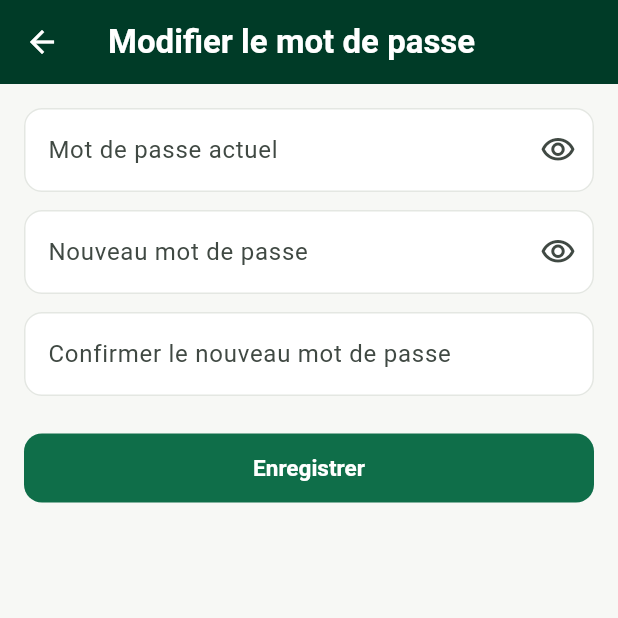
After one commit to tchioffouosamuel-coder/auditronx, a Flutter app: the HomeScreen screen opened directly, after a tap on the "lock outline" icon, on a phone screen of 412 x 824 dp, the top half of it. The commit adds this screen. Run offline on Flutter 3.47's test engine with Material 3 defaults, Android fonts, the light colour scheme and no system bars; our stand-ins replace connectivity_plus, file_picker, firebase_core, firebase_messaging, fl_chart, flutter_blue_plus and 3 more; missing offline and left inert: mobile_scanner; accounts and stored records are empty; network calls fail.

Commit message:
feat: Implement self-service password change functionality for users and admins

```diff
--- /dev/null
+++ b/mobile/lib/screens/change_password_screen.dart
@@ -0,0 +1,146 @@
+import 'package:flutter/material.dart';
+import '../services/api_client.dart';
+
+/// Modification du mot de passe (§mon-compte) — partagé entre l'espace
+/// enseignant ([Session.updatePassword]) et l'espace admin
+/// ([AdminSession.updatePassword]), qui exposent la même signature.
+class ChangePasswordScreen extends StatefulWidget {
+  final Future<void> Function(String currentPassword, String newPassword) onSubmit;
+
+  const ChangePasswordScreen({super.key, required this.onSubmit});
+
+  @override
+  State<ChangePasswordScreen> createState() => _ChangePasswordScreenState();
+}
+
+class _ChangePasswordScreenState extends State<ChangePasswordScreen> {
+  final _formKey = GlobalKey<FormState>();
+  final _currentController = TextEditingController();
+  final _newController = TextEditingController();
+  final _confirmController = TextEditingController();
+  bool _obscureCurrent = true;
+  bool _obscureNew = true;
+  bool _submitting = false;
+
+  @override
+  void dispose() {
+    _currentController.dispose();
+    _newController.dispose();
+    _confirmController.dispose();
+    super.dispose();
+  }
+
+  Future<void> _submit() async {
+    if (!(_formKey.currentState?.validate() ?? false)) return;
+
+    setState(() => _submitting = true);
+    try {
+      await widget.onSubmit(_currentController.text, _newController.text);
+      if (mounted) {
+        ScaffoldMessenger.of(context).showSnackBar(
+          const SnackBar(content: Text('Mot de passe modifié.')),
+        );
+        Navigator.of(context).pop();
+      }
+    } on ApiException catch (e) {
+      if (mounted) {
+        ScaffoldMessenger.of(context).showSnackBar(
+          SnackBar(content: Text(_firstMessage(e))),
+        );
+      }
+    } finally {
+      if (mounted) setState(() => _submitting = false);
+    }
+  }
+
+  String _firstMessage(ApiException e) {
+    if (e.errors is Map && (e.errors as Map).isNotEmpty) {
+      final firstFieldErrors = (e.errors as Map).values.first;
+      if (firstFieldErrors is List && firstFieldErrors.isNotEmpty) {
+        return firstFieldErrors.first.toString();
+      }
+    }
+    return e.message;
+  }
+
+  @override
+  Widget build(BuildContext context) {
+    return Scaffold(
+      appBar: AppBar(title: const Text('Modifier le mot de passe')),
+      body: SafeArea(
+        child: SingleChildScrollView(
+          padding: const EdgeInsets.all(16),
+          child: Form(
+            key: _formKey,
+            child: Column(
+              crossAxisAlignment: CrossAxisAlignment.stretch,
+              children: [
+                TextFormField(
+                  controller: _currentController,
+                  obscureText: _obscureCurrent,
+                  decoration: InputDecoration(
+                    labelText: 'Mot de passe actuel',
+                    suffixIcon: IconButton(
+                      icon: Icon(_obscureCurrent
+                          ? Icons.visibility_outlined
+                          : Icons.visibility_off_outlined),
+                      onPressed: () =>
+                          setState(() => _obscureCurrent = !_obscureCurrent),
+                    ),
+                  ),
+                  validator: (v) =>
+                      (v == null || v.isEmpty) ? 'Requis.' : null,
+                ),
+                const SizedBox(height: 12),
+                TextFormField(
+                  controller: _newController,
+                  obscureText: _obscureNew,
+                  decoration: InputDecoration(
+                    labelText: 'Nouveau mot de passe',
+                    suffixIcon: IconButton(
+                      icon: Icon(_obscureNew
+                          ? Icons.visibility_outlined
+                          : Icons.visibility_off_outlined),
+                      onPressed: () =>
+                          setState(() => _obscureNew = !_obscureNew),
+                    ),
+                  ),
+                  validator: (v) {
+                    if (v == null || v.isEmpty) return 'Requis.';
+                    if (v.length < 8) return '8 caractères minimum.';
+                    return null;
+                  },
+                ),
+                const SizedBox(height: 12),
+                TextFormField(
+                  controller: _confirmController,
+                  obscureText: _obscureNew,
+                  decoration: const InputDecoration(
+                    labelText: 'Confirmer le nouveau mot de passe',
+                  ),
+                  validator: (v) => v != _newController.text
+                      ? 'Les mots de passe ne correspondent pas.'
+                      : null,
+                ),
+                const SizedBox(height: 24),
+                FilledButton(
+                  onPressed: _submitting ? null : _submit,
+                  child: _submitting
+                      ? const SizedBox(
+                          height: 20,
+                          width: 20,
+                          child: CircularProgressIndicator(
+                            strokeWidth: 2,
+                            color: Colors.white,
+                          ),
+                        )
+                      : const Text('Enregistrer'),
+                ),
+              ],
+            ),
+          ),
+        ),
+      ),
+    );
+  }
+}
--- a/mobile/lib/screens/home_screen.dart
+++ b/mobile/lib/screens/home_screen.dart
@@ -2,6 +2,7 @@ import 'package:flutter/material.dart';
 import 'package:provider/provider.dart';
 import '../services/session.dart';
 import '../widgets/sync_status_banner.dart';
+import 'change_password_screen.dart';
 import 'historique_screen.dart';
 import 'notifications_screen.dart';
 import 'procuration_screen.dart';
@@ -23,6 +24,15 @@ class _HomeScreenState extends State<HomeScreen> {
       MaterialPageRoute(
         builder: (_) =>
             const ScanScreen(title: 'Scanner ma présence', type: 'scan'),
+      ),
+    );
+  }
+
+  void _openChangePassword() {
+    final session = context.read<Session>();
+    Navigator.of(context).push(
+      MaterialPageRoute(
+        builder: (_) => ChangePasswordScreen(onSubmit: session.updatePassword),
       ),
     );
   }
@@ -54,7 +64,16 @@ class _HomeScreenState extends State<HomeScreen> {
     if (_tab >= pages.length) _tab = 0;
 
     return Scaffold(
-      appBar: AppBar(title: Text(titles[_tab])),
+      appBar: AppBar(
+        title: Text(titles[_tab]),
+        actions: [
+          IconButton(
+            onPressed: _openChangePassword,
+            icon: const Icon(Icons.lock_outline),
+            tooltip: 'Modifier le mot de passe',
+          ),
+        ],
+      ),
       body: Column(
         children: [
           const SyncStatusBanner(),
```
Also changed, not shown: mobile/lib/screens/admin/admin_home_screen.dart (+12 -1 lines), mobile/lib/services/admin_session.dart (+10 -0 lines), mobile/lib/services/api_client.dart (+8 -0 lines), mobile/lib/services/session.dart (+10 -0 lines), 4 other files.
